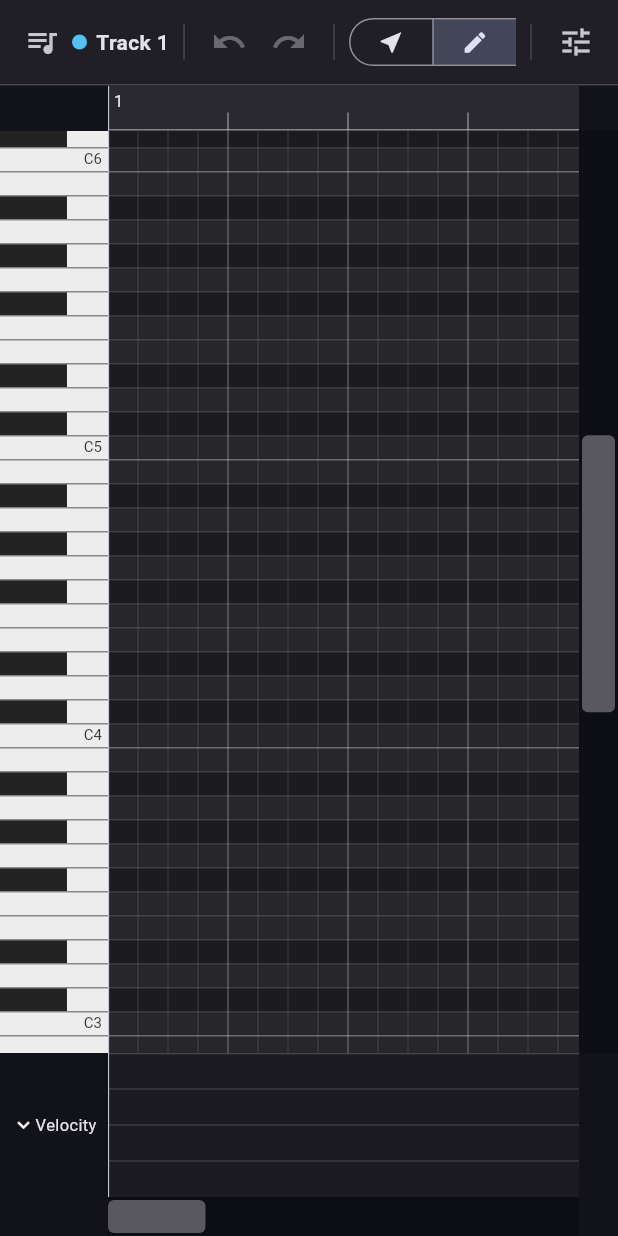
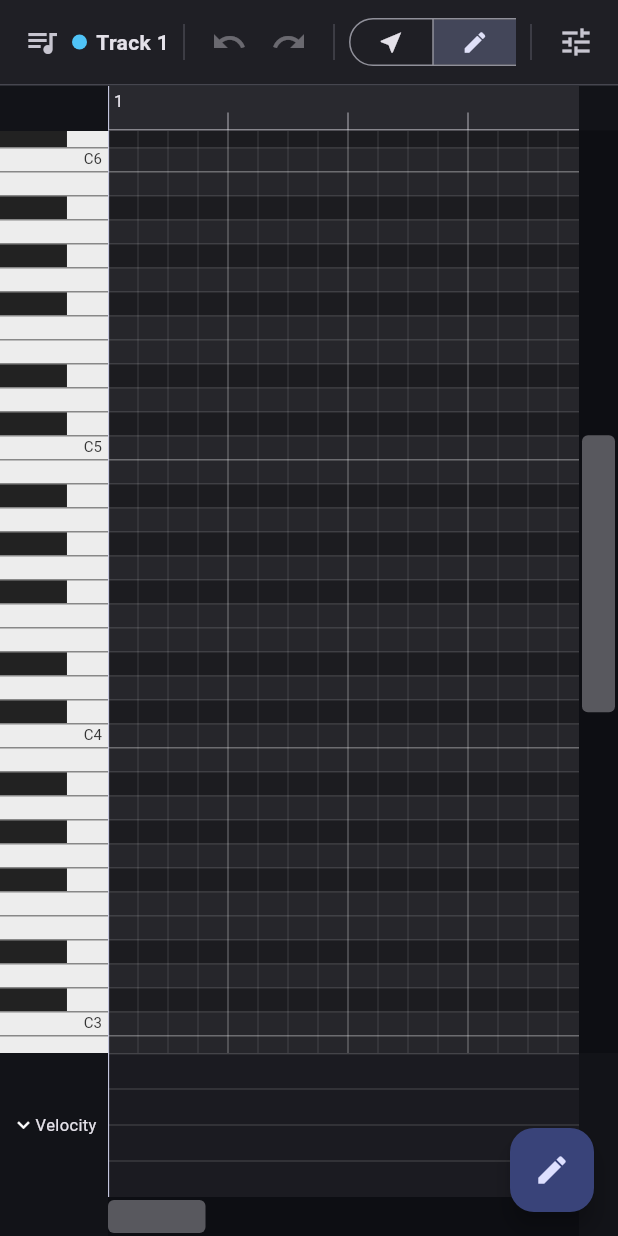
Before and after one commit to johnnygizmo/piano_roll, a Flutter app: the screen it shows after launch, on a phone screen of 412 x 824 dp. Run offline on Flutter 3.47's test engine with Material 3 defaults, Android fonts, the phone set to English and light mode, and no system bars; our stand-ins replace flutter_riverpod, package_info_plus, web; missing offline and left inert: dart:js_interop.

Commit message:
Add Mode Speed Dial

```diff
--- a/lib/ui/piano_roll_page.dart
+++ b/lib/ui/piano_roll_page.dart
@@ -5,6 +5,7 @@ import 'package:flutter_riverpod/flutter_riverpod.dart';
 import '../io/file_io.dart';
 import '../state/editor_provider.dart';
 import '../state/project_provider.dart';
+import '../state/speed_dial_provider.dart';
 import '../state/transport_provider.dart';
 import 'constants.dart';
 import 'editor_actions.dart';
@@ -15,6 +16,7 @@ import 'ruler_view.dart';
 import 'scrollbars.dart';
 import 'song_drawer.dart';
 import 'toolbar.dart';
+import 'tool_speed_dial.dart';
 import 'track_panel.dart';
 import 'velocity_lane.dart';
 
@@ -115,6 +117,9 @@ class PianoRollPage extends ConsumerWidget {
         child: SafeArea(child: TrackPanel()),
       ),
       endDrawer: const Drawer(width: songDrawerWidth, child: SongDrawer()),
+      floatingActionButton: ref.watch(speedDialProvider)
+          ? const ToolSpeedDial()
+          : null,
       onDrawerChanged: (open) {
         if (!open) editorFocusNode.requestFocus();
       },
--- /dev/null
+++ b/lib/ui/tool_speed_dial.dart
@@ -0,0 +1,61 @@
+import 'package:flutter/material.dart';
+import 'package:flutter_riverpod/flutter_riverpod.dart';
+
+import '../state/editor_provider.dart';
+import 'interaction.dart';
+
+class ToolSpeedDial extends ConsumerStatefulWidget {
+  const ToolSpeedDial({super.key});
+
+  @override
+  ConsumerState<ToolSpeedDial> createState() => _ToolSpeedDialState();
+}
+
+class _ToolSpeedDialState extends ConsumerState<ToolSpeedDial> {
+  bool _open = false;
+
+  static const _tools = <(EditTool, IconData, String)>[
+    (EditTool.select, Icons.near_me, 'Select (V)'),
+    (EditTool.draw, Icons.edit, 'Draw (D)'),
+    (EditTool.erase, Icons.cleaning_services, 'Erase (E)'),
+    (EditTool.pan, Icons.pan_tool, 'Pan (H)'),
+  ];
+
+  @override
+  Widget build(BuildContext context) {
+    final tool = ref.watch(editorProvider.select((state) => state.tool));
+    final current = _tools.firstWhere((entry) => entry.$1 == tool);
+    final colors = Theme.of(context).colorScheme;
+
+    return Column(
+      mainAxisSize: MainAxisSize.min,
+      crossAxisAlignment: CrossAxisAlignment.end,
+      children: [
+        if (_open)
+          for (final (mode, icon, label) in _tools)
+            Padding(
+              padding: const EdgeInsets.only(bottom: 8),
+              child: FloatingActionButton.small(
+                heroTag: null,
+                tooltip: label,
+                backgroundColor: mode == tool
+                    ? colors.primaryContainer
+                    : colors.secondaryContainer,
+                onPressed: () {
+                  ref.read(editorProvider.notifier).setTool(mode);
+                  setState(() => _open = false);
+                  editorFocusNode.requestFocus();
+                },
+                child: Icon(icon),
+              ),
+            ),
+        FloatingActionButton(
+          heroTag: null,
+          tooltip: _open ? 'Close mode selector' : 'Choose editing mode',
+          onPressed: () => setState(() => _open = !_open),
+          child: Icon(_open ? Icons.close : current.$2),
+        ),
+      ],
+    );
+  }
+}
```
Also changed, not shown: lib/state/speed_dial_provider.dart (added, +23 -0 lines), lib/ui/song_drawer.dart (+22 -0 lines), 3 other files.
